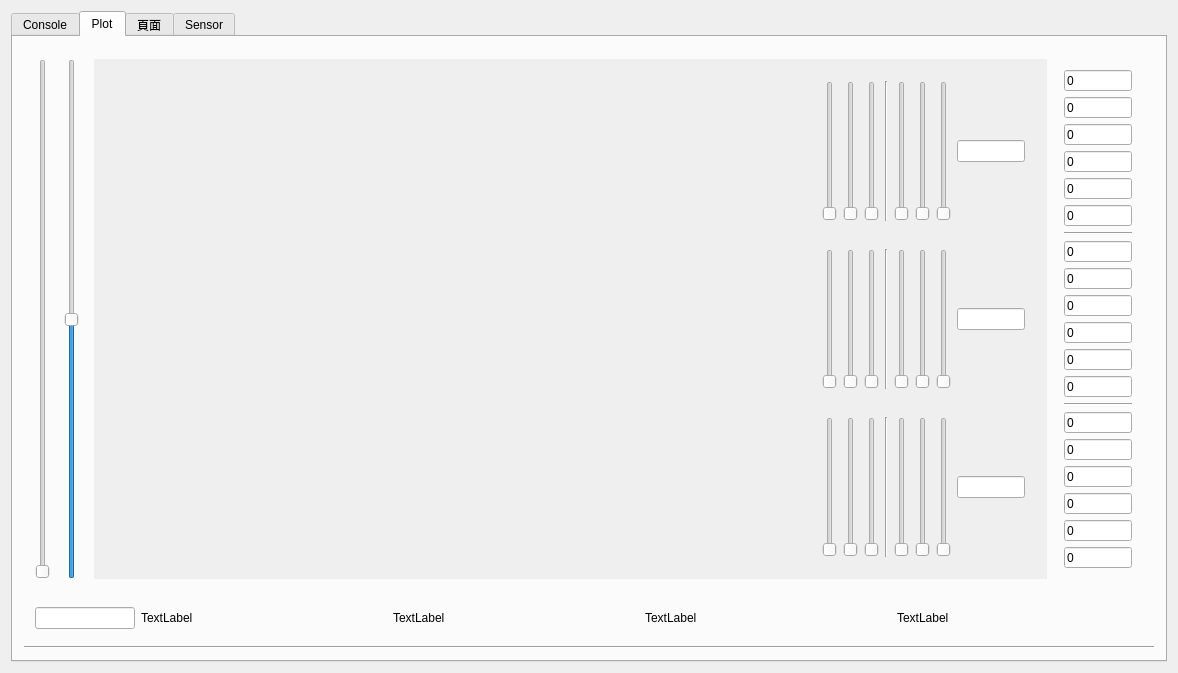
Before: the Qt Designer form mainwindow.ui in quadwitharm/DebugConsole, drawn with Qt 5.
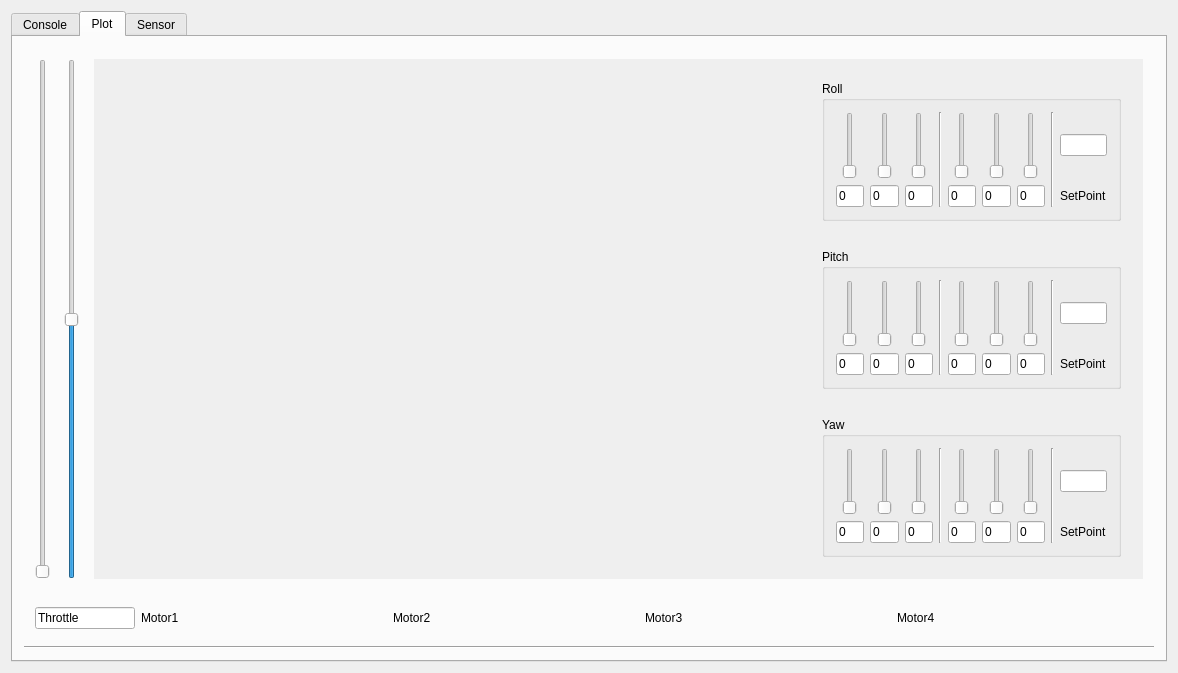
After: the same form once the commit is applied. Custom widgets are drawn as their Qt base class.

Diff of the .ui file:
```diff
--- a/mainwindow.ui
+++ b/mainwindow.ui
@@ -383,33 +383,36 @@
                <height>16777215</height>
               </size>
              </property>
+             <property name="text">
+              <string>Throttle</string>
+             </property>
             </widget>
            </item>
            <item>
             <widget class="QLabel" name="motor1">
              <property name="text">
-              <string>TextLabel</string>
+              <string>Motor1</string>
              </property>
             </widget>
            </item>
            <item>
             <widget class="QLabel" name="motor2">
              <property name="text">
-              <string>TextLabel</string>
+              <string>Motor2</string>
              </property>
             </widget>
            </item>
            <item>
             <widget class="QLabel" name="motor3">
              <property name="text">
-              <string>TextLabel</string>
+              <string>Motor3</string>
              </property>
             </widget>
            </item>
            <item>
             <widget class="QLabel" name="motor4">
              <property name="text">
-              <string>TextLabel</string>
+              <string>Motor4</string>
              </property>
             </widget>
            </item>
@@ -474,60 +477,134 @@
                   </widget>
                  </item>
                  <item>
-                  <layout class="QHBoxLayout" name="ControlAxis">
-                   <item>
+                  <widget class="QGroupBox" name="">
+                   <property name="maximumSize">
+                    <size>
+                     <width>300</width>
+                     <height>16777215</height>
+                    </size>
+                   </property>
+                   <property name="title">
+                    <string>Roll</string>
+                   </property>
+                   <layout class="QGridLayout" name="gridLayout_6">
+                    <item row="0" column="3" rowspan="2">
+                     <widget class="Line" name="line">
+                      <property name="orientation">
+                       <enum>Qt::Vertical</enum>
+                      </property>
+                     </widget>
+                    </item>
+                    <item row="0" column="7" alignment="Qt::AlignHCenter">
+                     <widget class="QSlider" name="roll_rate_kd">
+                      <property name="orientation">
+                       <enum>Qt::Vertical</enum>
+                      </property>
+                     </widget>
+                    </item>
+                    <item row="0" column="0" alignment="Qt::AlignHCenter">
                     <widget class="QSlider" name="roll_kp">
                      <property name="orientation">
                       <enum>Qt::Vertical</enum>
                      </property>
                     </widget>
                    </item>
-                   <item>
+                    <item row="0" column="1" alignment="Qt::AlignHCenter">
                     <widget class="QSlider" name="roll_ki">
                      <property name="orientation">
                       <enum>Qt::Vertical</enum>
                      </property>
                     </widget>
                    </item>
-                   <item>
+                    <item row="0" column="2" alignment="Qt::AlignHCenter">
                     <widget class="QSlider" name="roll_kd">
                      <property name="orientation">
                       <enum>Qt::Vertical</enum>
                      </property>
                     </widget>
                    </item>
-                   <item>
-                    <widget class="Line" name="line">
-                     <property name="orientation">
-                      <enum>Qt::Vertical</enum>
-                     </property>
-                    </widget>
-                   </item>
-                   <item>
-                    <widget class="QSlider" name="roll_rate_kp">
-                     <property name="orientation">
-                      <enum>Qt::Vertical</enum>
-                     </property>
-                    </widget>
-                   </item>
-                   <item>
+                    <item row="0" column="6" alignment="Qt::AlignHCenter">
                     <widget class="QSlider" name="roll_rate_ki">
                      <property name="orientation">
                       <enum>Qt::Vertical</enum>
                      </property>
                     </widget>
                    </item>
-                   <item>
-                    <widget class="QSlider" name="roll_rate_kd">
+                    <item row="0" column="5" alignment="Qt::AlignHCenter">
+                     <widget class="QSlider" name="roll_rate_kp">
                      <property name="orientation">
                       <enum>Qt::Vertical</enum>
                      </property>
                     </widget>
                    </item>
-                   <item>
-                    <widget class="QLineEdit" name="lineEdit_3"/>
-                   </item>
-                  </layout>
+                    <item row="1" column="5" alignment="Qt::AlignHCenter">
+                     <widget class="QLineEdit" name="rrp">
+                      <property name="text">
+                       <string>0</string>
+                      </property>
+                     </widget>
+                    </item>
+                    <item row="1" column="7" alignment="Qt::AlignHCenter">
+                     <widget class="QLineEdit" name="rrd">
+                      <property name="text">
+                       <string>0</string>
+                      </property>
+                     </widget>
+                    </item>
+                    <item row="1" column="6" alignment="Qt::AlignHCenter">
+                     <widget class="QLineEdit" name="rri">
+                      <property name="text">
+                       <string>0</string>
+                      </property>
+                     </widget>
+                    </item>
+                    <item row="1" column="0" alignment="Qt::AlignHCenter">
+                     <widget class="QLineEdit" name="rp">
+                      <property name="text">
+                       <string>0</string>
+                      </property>
+                     </widget>
+                    </item>
+                    <item row="1" column="1" alignment="Qt::AlignHCenter">
+                     <widget class="QLineEdit" name="ri">
+                      <property name="text">
+                       <string>0</string>
+                      </property>
+                     </widget>
+                    </item>
+                    <item row="1" column="2" alignment="Qt::AlignHCenter">
+                     <widget class="QLineEdit" name="rd">
+                      <property name="text">
+                       <string>0</string>
+                      </property>
+                     </widget>
+                    </item>
+                    <item row="0" column="10">
+                     <widget class="QLineEdit" name="lineEdit_3">
+                      <property name="maximumSize">
+                       <size>
+                        <width>100</width>
+                        <height>16777215</height>
+                       </size>
+                      </property>
+                     </widget>
+                    </item>
+                    <item row="0" column="9" rowspan="2">
+                     <widget class="Line" name="line_7">
+                      <property name="orientation">
+                       <enum>Qt::Vertical</enum>
+                      </property>
+                     </widget>
+                    </item>
+                    <item row="1" column="10" alignment="Qt::AlignHCenter">
+                     <widget class="QLabel" name="label_5">
+                      <property name="text">
+                       <string>SetPoint</string>
+                      </property>
+                     </widget>
+                    </item>
+                   </layout>
+                  </widget>
                  </item>
                 </layout>
                </widget>
@@ -546,60 +623,134 @@
                   </widget>
                  </item>
                  <item>
-                  <layout class="QHBoxLayout" name="ControlAxis_3">
-                   <item>
+                  <widget class="QGroupBox" name="">
+                   <property name="maximumSize">
+                    <size>
+                     <width>300</width>
+                     <height>16777215</height>
+                    </size>
+                   </property>
+                   <property name="title">
+                    <string>Pitch</string>
+                   </property>
+                   <layout class="QGridLayout" name="gridLayout_7">
+                    <item row="1" column="0" alignment="Qt::AlignHCenter">
+                     <widget class="QLineEdit" name="pp">
+                      <property name="text">
+                       <string>0</string>
+                      </property>
+                     </widget>
+                    </item>
+                    <item row="0" column="6" alignment="Qt::AlignHCenter">
+                     <widget class="QSlider" name="pitch_rate_kd_3">
+                      <property name="orientation">
+                       <enum>Qt::Vertical</enum>
+                      </property>
+                     </widget>
+                    </item>
+                    <item row="0" column="0" alignment="Qt::AlignHCenter">
                     <widget class="QSlider" name="pitch_kp_3">
                      <property name="orientation">
                       <enum>Qt::Vertical</enum>
                      </property>
                     </widget>
                    </item>
-                   <item>
+                    <item row="0" column="1" alignment="Qt::AlignHCenter">
                     <widget class="QSlider" name="pitch_ki_3">
                      <property name="orientation">
                       <enum>Qt::Vertical</enum>
                      </property>
                     </widget>
                    </item>
-                   <item>
+                    <item row="0" column="2" alignment="Qt::AlignHCenter">
                     <widget class="QSlider" name="pitch_kd_3">
                      <property name="orientation">
                       <enum>Qt::Vertical</enum>
                      </property>
                     </widget>
                    </item>
-                   <item>
-                    <widget class="Line" name="line_3">
-                     <property name="orientation">
-                      <enum>Qt::Vertical</enum>
-                     </property>
-                    </widget>
-                   </item>
-                   <item>
-                    <widget class="QSlider" name="pitch_rate_kp_3">
-                     <property name="orientation">
-                      <enum>Qt::Vertical</enum>
-                     </property>
-                    </widget>
-                   </item>
-                   <item>
+                    <item row="0" column="5" alignment="Qt::AlignHCenter">
                     <widget class="QSlider" name="pitch_rate_ki_3">
                      <property name="orientation">
                       <enum>Qt::Vertical</enum>
                      </property>
                     </widget>
                    </item>
-                   <item>
-                    <widget class="QSlider" name="pitch_rate_kd_3">
+                    <item row="0" column="4" alignment="Qt::AlignHCenter">
+                     <widget class="QSlider" name="pitch_rate_kp_3">
                      <property name="orientation">
                       <enum>Qt::Vertical</enum>
                      </property>
                     </widget>
                    </item>
-                   <item>
-                    <widget class="QLineEdit" name="lineEdit_4"/>
-                   </item>
-                  </layout>
+                    <item row="1" column="2" alignment="Qt::AlignHCenter">
+                     <widget class="QLineEdit" name="pd">
+                      <property name="text">
+                       <string>0</string>
+                      </property>
+                     </widget>
+                    </item>
+                    <item row="1" column="1" alignment="Qt::AlignHCenter">
+                     <widget class="QLineEdit" name="pi">
+                      <property name="text">
+                       <string>0</string>
+                      </property>
+                     </widget>
+                    </item>
+                    <item row="1" column="5" alignment="Qt::AlignHCenter">
+                     <widget class="QLineEdit" name="ppi">
+                      <property name="text">
+                       <string>0</string>
+                      </property>
+                     </widget>
+                    </item>
+                    <item row="1" column="4" alignment="Qt::AlignHCenter">
+                     <widget class="QLineEdit" name="ppp">
+                      <property name="text">
+                       <string>0</string>
+                      </property>
+                     </widget>
+                    </item>
+                    <item row="1" column="6" alignment="Qt::AlignHCenter">
+                     <widget class="QLineEdit" name="ppd">
+                      <property name="text">
+                       <string>0</string>
+                      </property>
+                     </widget>
+                    </item>
+                    <item row="0" column="3" rowspan="2">
+                     <widget class="Line" name="line_3">
+                      <property name="orientation">
+                       <enum>Qt::Vertical</enum>
+                      </property>
+                     </widget>
+                    </item>
+                    <item row="0" column="9">
+                     <widget class="QLineEdit" name="lineEdit_4">
+                      <property name="maximumSize">
+                       <size>
+                        <width>100</width>
+                        <height>16777215</height>
+                       </size>
+                      </property>
+                     </widget>
+                    </item>
+                    <item row="0" column="8" rowspan="2">
+                     <widget class="Line" name="line_8">
+                      <property name="orientation">
+                       <enum>Qt::Vertical</enum>
+                      </property>
+                     </widget>
+                    </item>
+                    <item row="1" column="9" alignment="Qt::AlignHCenter">
+                     <widget class="QLabel" name="label_6">
+                      <property name="text">
+                       <string>SetPoint</string>
+                      </property>
+                     </widget>
+                    </item>
+                   </layout>
+                  </widget>
                  </item>
                 </layout>
                </widget>
@@ -618,210 +769,138 @@
                   </widget>
                  </item>
                  <item>
-                  <layout class="QHBoxLayout" name="ControlAxis_2">
-                   <item>
-                    <widget class="QSlider" name="yaw_kp_2">
-                     <property name="orientation">
-                      <enum>Qt::Vertical</enum>
-                     </property>
-                    </widget>
-                   </item>
-                   <item>
-                    <widget class="QSlider" name="yaw_ki_2">
+                  <widget class="QGroupBox" name="">
+                   <property name="maximumSize">
+                    <size>
+                     <width>300</width>
+                     <height>16777215</height>
+                    </size>
+                   </property>
+                   <property name="title">
+                    <string>Yaw</string>
+                   </property>
+                   <layout class="QGridLayout" name="gridLayout_8">
+                    <item row="0" column="8">
+                     <widget class="QLineEdit" name="lineEdit_5">
+                      <property name="maximumSize">
+                       <size>
+                        <width>100</width>
+                        <height>16777215</height>
+                       </size>
+                      </property>
+                     </widget>
+                    </item>
+                    <item row="0" column="5" alignment="Qt::AlignHCenter">
+                     <widget class="QSlider" name="yaw_rate_ki_2">
                      <property name="orientation">
                       <enum>Qt::Vertical</enum>
                      </property>
                     </widget>
                    </item>
-                   <item>
+                    <item row="0" column="2" alignment="Qt::AlignHCenter">
                     <widget class="QSlider" name="yaw_kd_2">
                      <property name="orientation">
                       <enum>Qt::Vertical</enum>
                      </property>
                     </widget>
                    </item>
-                   <item>
-                    <widget class="Line" name="line_2">
+                    <item row="0" column="1" alignment="Qt::AlignHCenter">
+                     <widget class="QSlider" name="yaw_ki_2">
                      <property name="orientation">
                       <enum>Qt::Vertical</enum>
                      </property>
                     </widget>
                    </item>
-                   <item>
+                    <item row="0" column="0" alignment="Qt::AlignHCenter">
+                     <widget class="QSlider" name="yaw_kp_2">
+                      <property name="orientation">
+                       <enum>Qt::Vertical</enum>
+                      </property>
+                     </widget>
+                    </item>
+                    <item row="1" column="0" alignment="Qt::AlignHCenter">
+                     <widget class="QLineEdit" name="yp">
+                      <property name="text">
+                       <string>0</string>
+                      </property>
+                     </widget>
+                    </item>
+                    <item row="0" column="4" alignment="Qt::AlignHCenter">
                     <widget class="QSlider" name="yaw_rate_kp_2">
                      <property name="orientation">
                       <enum>Qt::Vertical</enum>
                      </property>
                     </widget>
                    </item>
-                   <item>
-                    <widget class="QSlider" name="yaw_rate_ki_2">
+                    <item row="1" column="2" alignment="Qt::AlignHCenter">
+                     <widget class="QLineEdit" name="yd">
+                      <property name="text">
+                       <string>0</string>
+                      </property>
+                     </widget>
+                    </item>
+                    <item row="0" column="3" rowspan="2">
+                     <widget class="Line" name="line_2">
                      <property name="orientation">
                       <enum>Qt::Vertical</enum>
                      </property>
                     </widget>
                    </item>
-                   <item>
+                    <item row="0" column="6" alignment="Qt::AlignHCenter">
                     <widget class="QSlider" name="yaw_rate_kd_2">
                      <property name="orientation">
                       <enum>Qt::Vertical</enum>
                      </property>
                     </widget>
                    </item>
-                   <item>
-                    <widget class="QLineEdit" name="lineEdit_5"/>
-                   </item>
-                  </layout>
-                 </item>
-                </layout>
-               </widget>
-              </item>
-             </layout>
-            </widget>
-           </item>
-           <item>
-            <widget class="QWidget" name="widget" native="true">
-             <layout class="QVBoxLayout" name="verticalLayout_4">
-              <item>
-               <widget class="QLineEdit" name="rp">
-                <property name="text">
-                 <string>0</string>
-                </property>
-               </widget>
-              </item>
-              <item>
-               <widget class="QLineEdit" name="ri">
-                <property name="text">
-                 <string>0</string>
-                </property>
-               </widget>
-              </item>
-              <item>
-               <widget class="QLineEdit" name="rd">
-                <property name="text">
-                 <string>0</string>
-                </property>
-               </widget>
-              </item>
-              <item>
-               <widget class="QLineEdit" name="rrp">
-                <property name="text">
-                 <string>0</string>
-                </property>
-               </widget>
-              </item>
-              <item>
-               <widget class="QLineEdit" name="rri">
-                <property name="text">
-                 <string>0</string>
-                </property>
-               </widget>
-              </item>
-              <item>
-               <widget class="QLineEdit" name="rrd">
-                <property name="text">
-                 <string>0</string>
-                </property>
-               </widget>
-              </item>
-              <item>
-               <widget class="Line" name="line_5">
-                <property name="orientation">
-                 <enum>Qt::Horizontal</enum>
-                </property>
-               </widget>
-              </item>
-              <item>
-               <widget class="QLineEdit" name="pp">
-                <property name="text">
-                 <string>0</string>
-                </property>
-               </widget>
-              </item>
-              <item>
-               <widget class="QLineEdit" name="pi">
-                <property name="text">
-                 <string>0</string>
-                </property>
-               </widget>
-              </item>
-              <item>
-               <widget class="QLineEdit" name="pd">
-                <property name="text">
-                 <string>0</string>
-                </property>
-               </widget>
-              </item>
-              <item>
-               <widget class="QLineEdit" name="ppp">
-                <property name="text">
-                 <string>0</string>
-                </property>
-               </widget>
-              </item>
-              <item>
-               <widget class="QLineEdit" name="ppi">
-                <property name="text">
-                 <string>0</string>
-                </property>
-               </widget>
-              </item>
-              <item>
-               <widget class="QLineEdit" name="ppd">
-                <property name="text">
-                 <string>0</string>
-                </property>
-               </widget>
-              </item>
-              <item>
-               <widget class="Line" name="line_6">
-                <property name="orientation">
-                 <enum>Qt::Horizontal</enum>
-                </property>
-               </widget>
-              </item>
-              <item>
-               <widget class="QLineEdit" name="yp">
-                <property name="text">
-                 <string>0</string>
-                </property>
-               </widget>
-              </item>
-              <item>
+                    <item row="1" column="1" alignment="Qt::AlignHCenter">
                <widget class="QLineEdit" name="yi">
                 <property name="text">
                  <string>0</string>
                 </property>
                </widget>
               </item>
-              <item>
-               <widget class="QLineEdit" name="yd">
-                <property name="text">
-                 <string>0</string>
-                </property>
-               </widget>
-              </item>
-              <item>
+                    <item row="1" column="4" alignment="Qt::AlignHCenter">
                <widget class="QLineEdit" name="yyp">
                 <property name="text">
                  <string>0</string>
                 </property>
                </widget>
               </item>
-              <item>
+                    <item row="1" column="5" alignment="Qt::AlignHCenter">
                <widget class="QLineEdit" name="yyi">
                 <property name="text">
                  <string>0</string>
                 </property>
                </widget>
               </item>
-              <item>
+                    <item row="1" column="6" alignment="Qt::AlignHCenter">
                <widget class="QLineEdit" name="yyd">
                 <property name="text">
                  <string>0</string>
                 </property>
                </widget>
               </item>
+                    <item row="0" column="7" rowspan="2">
+                     <widget class="Line" name="line_9">
+                      <property name="orientation">
+                       <enum>Qt::Vertical</enum>
+                      </property>
+                     </widget>
+                    </item>
+                    <item row="1" column="8" alignment="Qt::AlignHCenter">
+                     <widget class="QLabel" name="label_7">
+                      <property name="text">
+                       <string>SetPoint</string>
+                      </property>
+                     </widget>
+                    </item>
+                   </layout>
+                  </widget>
+                 </item>
+                </layout>
+               </widget>
+              </item>
              </layout>
             </widget>
            </item>
@@ -841,25 +920,6 @@
         </item>
        </layout>
       </widget>
-      <widget class="QWidget" name="tab">
-       <attribute name="title">
-        <string>頁面</string>
-       </attribute>
-       <layout class="QGridLayout" name="gridLayout_5">
-        <item row="0" column="0">
-         <widget class="QLineEdit" name="fr"/>
-        </item>
-        <item row="0" column="1">
-         <widget class="QLineEdit" name="fl"/>
-        </item>
-        <item row="1" column="0">
-         <widget class="QLineEdit" name="br"/>
-        </item>
-        <item row="1" column="1">
-         <widget class="QLineEdit" name="bl"/>
-        </item>
-       </layout>
-      </widget>
       <widget class="QWidget" name="sensorTab">
        <attribute name="title">
         <string>Sensor</string>
```
Left out of the diff: 4 changed lines with no effect on the pictures. Lines whose indentation alone changed are shown as unchanged.
